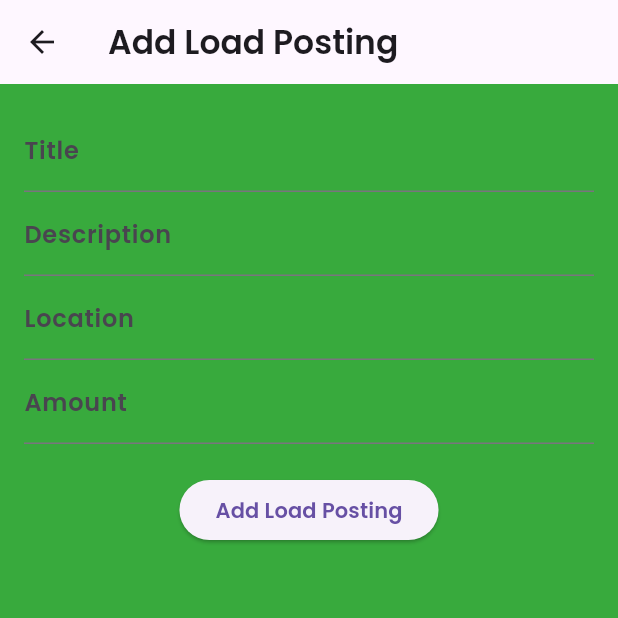
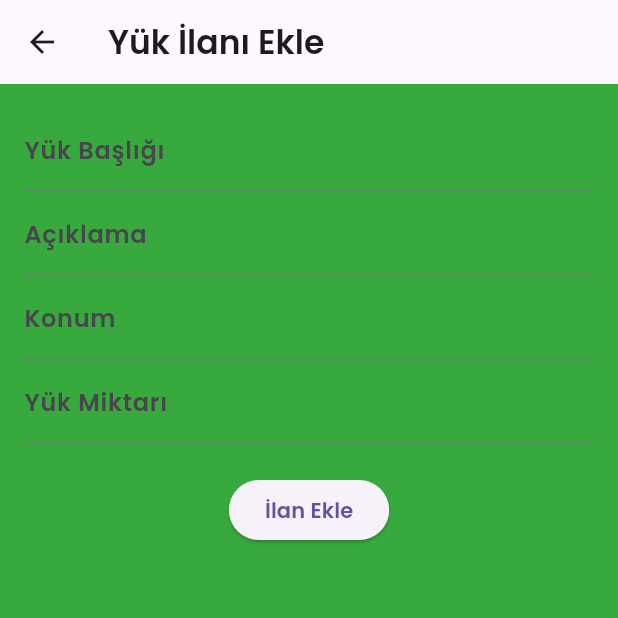
Before and after one commit to ozcann159/LojistikApp, a Flutter app: the HomePage screen opened directly, after a tap on the "add" icon, on a phone screen of 412 x 824 dp, the top half of it. Run offline on Flutter 3.47's test engine with Material 3 defaults, Android fonts, the phone set to English and light mode, and no system bars; our stand-ins replace bloc, cloud_firestore, connectivity_plus, equatable, firebase_auth, firebase_core and 1 more; accounts and stored records are empty.

Commit message:
load,offer, bloc edit

```diff
--- a/lib/Pages/add_load_posting_screen.dart
+++ b/lib/Pages/add_load_posting_screen.dart
@@ -1,5 +1,5 @@
+import 'package:cloud_firestore/cloud_firestore.dart';
 import 'package:flutter/material.dart';
-import 'package:cloud_firestore/cloud_firestore.dart';
 import 'package:loadspotter/models/loadPosting.dart';
 
 class AddLoadPostingScreen extends StatefulWidget {
@@ -16,7 +16,8 @@ class _AddLoadPostingScreenState extends State<AddLoadPostingScreen> {
 
   void _addLoadPosting() async {
     if (_formKey.currentState!.validate()) {
-      final String id = FirebaseFirestore.instance.collection('loadPostings').doc().id;
+      final String id =
+          FirebaseFirestore.instance.collection('loadPostings').doc().id;
       final String title = _titleController.text;
       final String description = _descriptionController.text;
       final String location = _locationController.text;
@@ -37,7 +38,7 @@ class _AddLoadPostingScreenState extends State<AddLoadPostingScreen> {
           .doc(id)
           .set(loadPosting.toMap());
 
-      Navigator.pop(context); // Go back to the previous screen
+      Navigator.pop(context);
     }
   }
 
@@ -45,7 +46,7 @@ class _AddLoadPostingScreenState extends State<AddLoadPostingScreen> {
   Widget build(BuildContext context) {
     return Scaffold(
       appBar: AppBar(
-        title: Text('Add Load Posting'),
+        title: Text('Yük İlanı Ekle'),
       ),
       body: Padding(
         padding: const EdgeInsets.all(16.0),
@@ -55,7 +56,7 @@ class _AddLoadPostingScreenState extends State<AddLoadPostingScreen> {
             children: [
               TextFormField(
                 controller: _titleController,
-                decoration: InputDecoration(labelText: 'Title'),
+                decoration: InputDecoration(labelText: 'Yük Başlığı'),
                 validator: (value) {
                   if (value == null || value.isEmpty) {
                     return 'Please enter a title';
@@ -65,7 +66,7 @@ class _AddLoadPostingScreenState extends State<AddLoadPostingScreen> {
               ),
               TextFormField(
                 controller: _descriptionController,
-                decoration: InputDecoration(labelText: 'Description'),
+                decoration: InputDecoration(labelText: 'Açıklama'),
                 validator: (value) {
                   if (value == null || value.isEmpty) {
                     return 'Please enter a description';
@@ -75,7 +76,7 @@ class _AddLoadPostingScreenState extends State<AddLoadPostingScreen> {
               ),
               TextFormField(
                 controller: _locationController,
-                decoration: InputDecoration(labelText: 'Location'),
+                decoration: InputDecoration(labelText: 'Konum'),
                 validator: (value) {
                   if (value == null || value.isEmpty) {
                     return 'Please enter a location';
@@ -85,7 +86,7 @@ class _AddLoadPostingScreenState extends State<AddLoadPostingScreen> {
               ),
               TextFormField(
                 controller: _amountController,
-                decoration: InputDecoration(labelText: 'Amount'),
+                decoration: InputDecoration(labelText: 'Yük Miktarı'),
                 validator: (value) {
                   if (value == null || value.isEmpty) {
                     return 'Please enter an amount';
@@ -96,7 +97,7 @@ class _AddLoadPostingScreenState extends State<AddLoadPostingScreen> {
               SizedBox(height: 20),
               ElevatedButton(
                 onPressed: _addLoadPosting,
-                child: Text('Add Load Posting'),
+                child: Text('İlan Ekle'),
               ),
             ],
           ),
--- a/lib/Pages/home_page.dart
+++ b/lib/Pages/home_page.dart
@@ -1,5 +1,8 @@
 import 'package:flutter/material.dart';
+import 'package:cloud_firestore/cloud_firestore.dart';
 import 'package:loadspotter/Pages/add_load_posting_screen.dart';
+import 'package:loadspotter/Pages/load_postings_details_screen.dart';
+import 'package:loadspotter/models/loadPosting.dart';
 
 class HomePage extends StatelessWidget {
   @override
@@ -8,9 +11,7 @@ class HomePage extends StatelessWidget {
       appBar: AppBar(
         title: Text('Yük İlanları'),
       ),
-      body: Center(
-        child: Text('Yük ilanları burada listelenecek'),
-      ),
+      body: LoadPostingsList(),
       floatingActionButton: FloatingActionButton(
         onPressed: () {
           Navigator.push(
@@ -23,3 +24,44 @@ class HomePage extends StatelessWidget {
     );
   }
 }
+
+class LoadPostingsList extends StatelessWidget {
+  @override
+  Widget build(BuildContext context) {
+    return StreamBuilder(
+      stream: FirebaseFirestore.instance.collection('loadPostings').snapshots(),
+      builder: (context, AsyncSnapshot<QuerySnapshot> snapshot) {
+        if (snapshot.connectionState == ConnectionState.waiting) {
+          return Center(child: CircularProgressIndicator());
+        } else if (snapshot.hasError) {
+          return Center(child: Text('Bir hata oluştu: ${snapshot.error}'));
+        } else if (!snapshot.hasData || snapshot.data!.docs.isEmpty) {
+          return Center(child: Text('Henüz yük ilanı yok.'));
+        } else {
+          final loadPostings = snapshot.data!.docs
+              .map((doc) => LoadPosting.fromMap(doc.data() as Map<String, dynamic>))
+              .toList();
+
+          return ListView.builder(
+            itemCount: loadPostings.length,
+            itemBuilder: (context, index) {
+              final loadPosting = loadPostings[index];
+              return ListTile(
+                title: Text(loadPosting.title),
+                subtitle: Text(loadPosting.description),
+                onTap: () {
+                  Navigator.push(
+                    context,
+                    MaterialPageRoute(
+                      builder: (context) => LoadPostingDetailsScreen(loadPosting: loadPosting),
+                    ),
+                  );
+                },
+              );
+            },
+          );
+        }
+      },
+    );
+  }
+}
--- a/lib/Pages/login_page.dart
+++ b/lib/Pages/login_page.dart
@@ -1,6 +1,7 @@
 import 'package:flutter/material.dart';
 import 'package:flutter/widgets.dart';
 import 'package:loadspotter/Pages/add_load_posting_screen.dart';
+import 'package:loadspotter/Pages/home_page.dart';
 
 import 'package:loadspotter/repositories/auth_repository.dart';
 
@@ -163,7 +164,7 @@ class _LoginPageState extends State<LoginPage> {
                                 Navigator.push(
                                   context,
                                   MaterialPageRoute(
-                                      builder: (context) => AddLoadPostingScreen()),
+                                      builder: (context) => HomePage()),
                                 );
                               } else {
                                 ScaffoldMessenger.of(context).showSnackBar(
--- a/lib/blocs/offer/offer_event.dart
+++ b/lib/blocs/offer/offer_event.dart
@@ -1,5 +1,3 @@
-// offer_event.dart
-
 import 'package:equatable/equatable.dart';
 import 'package:loadspotter/models/offer.dart';
 
--- a/lib/blocs/offer/offer_state.dart
+++ b/lib/blocs/offer/offer_state.dart
@@ -1,5 +1,3 @@
-// offer_state.dart
-
 import 'package:equatable/equatable.dart';
 import 'package:loadspotter/models/offer.dart';
 
@@ -23,6 +21,8 @@ class OffersLoaded extends OffersState {
   List<Object> get props => [offers];
 }
 
+class OfferAddedSuccess extends OffersState {}
+
 class OfferError extends OffersState {
   final String message;
 
--- a/lib/main.dart
+++ b/lib/main.dart
@@ -2,6 +2,8 @@ import 'package:firebase_core/firebase_core.dart';
 import 'package:flutter/material.dart';
 import 'package:flutter_bloc/flutter_bloc.dart';
 import 'package:loadspotter/Pages/add_load_posting_screen.dart';
+import 'package:loadspotter/Pages/load_postings_screen.dart';
+import 'package:loadspotter/Pages/splash_page.dart';
 import 'package:loadspotter/blocs/load/load_bloc.dart';
 import 'package:loadspotter/blocs/offer/offer_bloc.dart';
 import 'package:loadspotter/blocs/userController/user_controller_bloc.dart';
@@ -52,7 +54,7 @@ class MyApp extends StatelessWidget {
               bodyMedium: TextStyle(color: textColor), // Başka bir metin rengi
             ),
           ),
-          home: AddLoadPostingScreen()),
+          home: SplashPage()),
     );
   }
 }
--- a/lib/models/offer.dart
+++ b/lib/models/offer.dart
@@ -1,35 +1,35 @@
 class Offer {
   final String id;
   final String loadPostingId;
-  final String userId;
-  final double price;
-  final String status;
+  final String offerAmount;
+  final String deliveryTime;
+  final String contactInfo;
 
   Offer({
     required this.id,
     required this.loadPostingId,
-    required this.userId,
-    required this.price,
-    required this.status,
+    required this.offerAmount,
+    required this.deliveryTime,
+    required this.contactInfo,
   });
+
+  factory Offer.fromMap(Map<String, dynamic> data) {
+    return Offer(
+      id: data['id'] ?? '',
+      loadPostingId: data['loadPostingId'] ?? '',
+      offerAmount: data['offerAmount'] ?? '',
+      deliveryTime: data['deliveryTime'] ?? '',
+      contactInfo: data['contactInfo'] ?? '',
+    );
+  }
 
   Map<String, dynamic> toMap() {
     return {
       'id': id,
       'loadPostingId': loadPostingId,
-      'userId': userId,
-      'price': price,
-      'status': status,
+      'offerAmount': offerAmount,
+      'deliveryTime': deliveryTime,
+      'contactInfo': contactInfo,
     };
   }
-
-  static Offer fromMap(Map<String, dynamic> map) {
-    return Offer(
-      id: map['id'],
-      loadPostingId: map['loadPostingId'],
-      userId: map['userId'],
-      price: map['price'],
-      status: map['status'],
-    );
-  }
 }
--- a/lib/repositories/firestore_services.dart
+++ b/lib/repositories/firestore_services.dart
@@ -1,7 +1,6 @@
 import 'package:cloud_firestore/cloud_firestore.dart';
 import 'package:loadspotter/models/loadPosting.dart';
 import 'package:loadspotter/models/offer.dart';
-
 
 class FirestoreService {
   final FirebaseFirestore _db = FirebaseFirestore.instance;
@@ -19,14 +18,14 @@ class FirestoreService {
   // Yük ilanlarını getirme
   Stream<List<LoadPosting>> getLoadPostings() {
     return _db.collection('loadPostings').snapshots().map((snapshot) {
-      return snapshot.docs.map((doc) => LoadPosting.fromMap(doc.data())).toList();
+      return snapshot.docs.map((doc) => LoadPosting.fromMap(doc.data() as Map<String, dynamic>)).toList();
     });
   }
 
   // Teklifleri getirme
   Stream<List<Offer>> getOffers(String loadPostingId) {
     return _db.collection('offers').where('loadPostingId', isEqualTo: loadPostingId).snapshots().map((snapshot) {
-      return snapshot.docs.map((doc) => Offer.fromMap(doc.data())).toList();
+      return snapshot.docs.map((doc) => Offer.fromMap(doc.data() as Map<String, dynamic>)).toList();
     });
   }
 }
```
Also changed, not shown: lib/Pages/load_postings._list.dart (+15 -4 lines), lib/Pages/load_postings_details_screen.dart (added, +141 -0 lines), lib/Pages/load_postings_screen.dart (added, +51 -0 lines), lib/Pages/offer_screen.dart (deleted, +0 -98 lines), lib/blocs/offer/offer_bloc.dart (+23 -7 lines).
